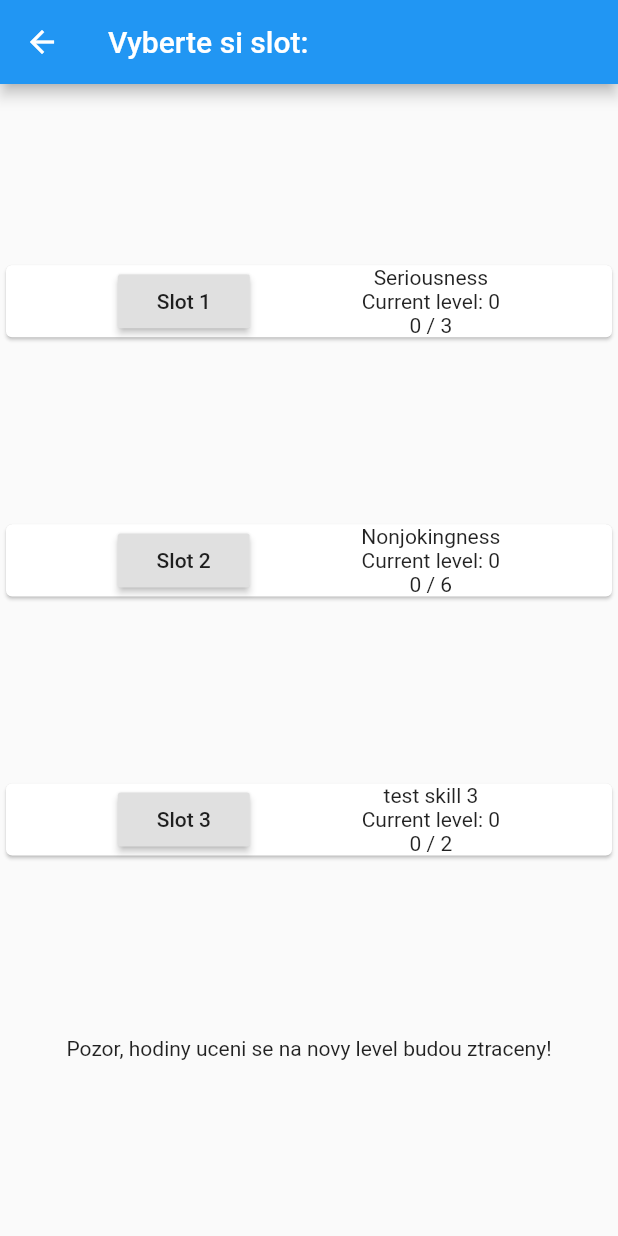
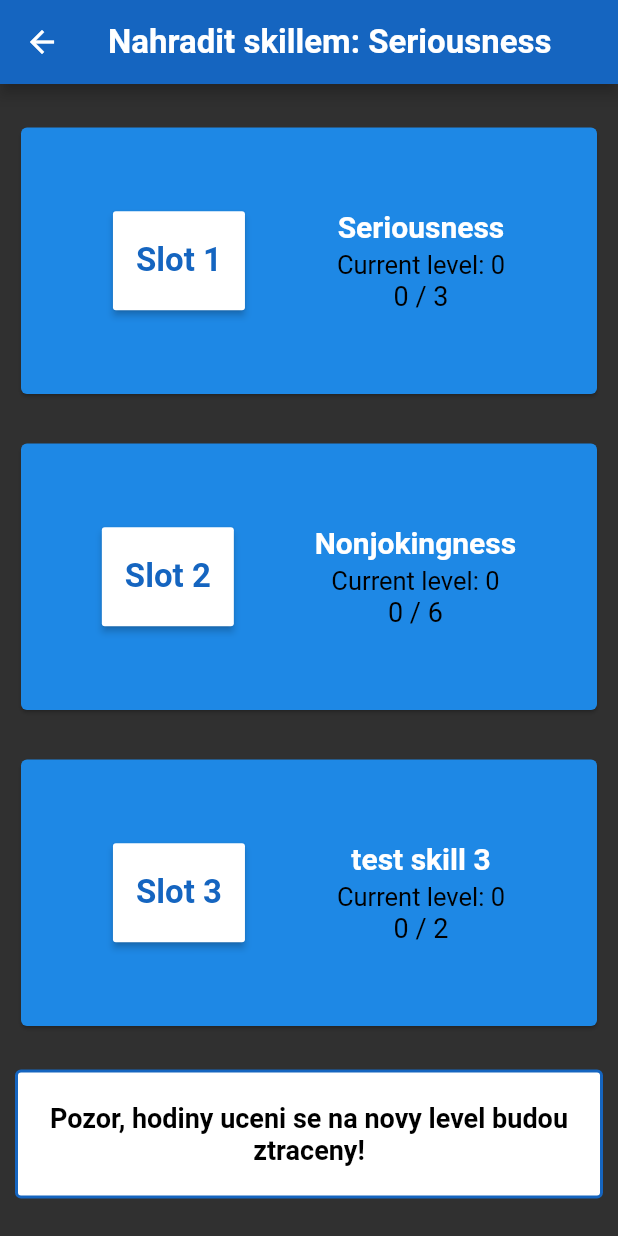
Before and after one commit to sawduststudios/gvp_sim, a Flutter app: the SkillChanger screen opened directly with sample values from the repository, on a phone screen of 412 x 824 dp. Run offline on Flutter 3.47's test engine with Material 2 defaults, Android fonts, the phone set to English and light mode, and no system bars; our stand-ins replace flutter_slidable, moor, moor_flutter; missing offline and left inert: swipedetector; generated files the repository leaves out were written again.

Commit message:
New look

```diff
--- a/lib/SkillChanger.dart
+++ b/lib/SkillChanger.dart
@@ -12,17 +12,32 @@ class SkillChanger extends StatelessWidget {
     return Scaffold(
       appBar: AppBar(
         title: Text(
-          "Vyberte si slot:"
+          "Nahradit skillem: ${(newSkill.name)}",
+          style: TextStyle(fontSize: 22, fontWeight: FontWeight.bold,),
         ),
+        centerTitle: true,
         ),
       body: Column(
-        mainAxisAlignment: MainAxisAlignment.spaceEvenly,
+        mainAxisAlignment: MainAxisAlignment.start,
         crossAxisAlignment: CrossAxisAlignment.center,
         children: <Widget>[
           SlotPreviewButton(activeSlot: 0, newSkill: newSkill,),
           SlotPreviewButton(activeSlot: 1, newSkill: newSkill,),
           SlotPreviewButton(activeSlot: 2, newSkill: newSkill,),
-          Text("Pozor, hodiny uceni se na novy level budou ztraceny!"),
+          Padding(
+            padding: const EdgeInsets.fromLTRB(10.0, 25.0, 10.0, 25.0),
+            child: Container(
+              decoration: BoxDecoration(
+                  borderRadius: BorderRadius.circular(4.0),
+                  border: Border.all(width: 2.0, color: Theme.of(context).primaryColor),
+                  color: Colors.white,
+              ),
+              child: Padding(
+                padding: EdgeInsets.fromLTRB(5.0, 20.0, 5.0, 20.0),
+                child: Text("Pozor, hodiny uceni se na novy level budou ztraceny!", textAlign: TextAlign.center, style: TextStyle(fontWeight: FontWeight.bold),),
+              ),
+            ),
+          ),
         ],
       )
     );
@@ -40,12 +55,19 @@ class SlotPreviewButton extends StatelessWidget {
     final GameData gameData = Provider.of<GameData>(context, listen: false);
     final AppDatabase db = Provider.of<AppDatabase>(context, listen: false);
 
-    return Card(
+    return Expanded(
+      child: Padding(
+        padding: const EdgeInsets.fromLTRB(10.0, 25.0, 10.0, 0.0),
+        child: Card(
+          color: Theme.of(context).accentColor,
           child: Row(
             mainAxisAlignment: MainAxisAlignment.spaceEvenly,
             children: <Widget>[
               RaisedButton(
-            child: Text("Slot ${activeSlot + 1}"),
+                padding: const EdgeInsets.fromLTRB(10.0, 20.0, 10.0, 20.0),
+                color: Colors.white,//Theme.of(context).accentColor,
+                child: Text("Slot ${activeSlot + 1}",
+                    style: TextStyle(fontSize: 22, color: Theme.of(context).primaryColor, fontWeight: FontWeight.bold)),
                 onPressed: () {
                   print("novy skill je ${newSkill.name}, vybran slot $activeSlot");
                   gameData.dailyHours += gameData.activeSkills[activeSlot].currentHours - gameData.alreadyLearned[activeSlot];
@@ -57,18 +79,22 @@ class SlotPreviewButton extends StatelessWidget {
                 },
               ),
               Column(
+                mainAxisAlignment: MainAxisAlignment.center,
                 children:
                   (gameData.activeSkills[activeSlot] == null) ?
                   <Widget>[Text("Tento slot je prazdny")] :
                   <Widget>[
-                Text("${gameData.activeSkills[activeSlot].name}"),
-                Text("Current level: ${gameData.activeSkills[activeSlot].currentLevel}"),
+                    Text("${gameData.activeSkills[activeSlot].name}", style: TextStyle(fontWeight: FontWeight.bold, fontSize: 20, color: Colors.white)),
+                    SizedBox(height: 4,),
+                    Text("Current level: ${gameData.activeSkills[activeSlot].currentLevel}", style: TextStyle(fontSize: 17),),
                     Text("${gameData.activeSkills[activeSlot].currentHours} / "
                         "${gameData.activeSkills[activeSlot].levelUp[gameData.activeSkills[activeSlot].currentLevel]}"),
                   ],
               ),
             ],
           ),
+        ),
+      ),
     );
   }
 }
--- a/lib/gameData.dart
+++ b/lib/gameData.dart
@@ -16,6 +16,7 @@ class GameData with ChangeNotifier {
     'page': "/Encounter",
   };
 
+  bool _isGvpTheme = true;
   int _sleep = 50;
   int _money = 20;
   int _happiness = 50;
@@ -60,6 +61,14 @@ class GameData with ChangeNotifier {
   List<Skill> get activeSkills => _activeSkills;
   int get dailyHours => _dailyHours;
   List<int> get alreadyLearned => _alreadyLearned;
+  bool get isGvpTheme => _isGvpTheme;
+
+  set isGvpTheme(bool newValue) {
+    if (newValue != _isGvpTheme) {
+      _isGvpTheme = newValue;
+      notifyListeners();
+    }
+  }
 
   //todo: Pokud neco klesne pod 0: GAME OVER BITCH
   set sleep(int newValue) {
--- /dev/null
+++ b/lib/theme_stuff/ThemeModel.dart
@@ -0,0 +1,29 @@
+import 'package:flutter/material.dart';
+import 'theme.dart';
+
+enum ThemeType { Light, Dark }
+
+class ThemeModel extends ChangeNotifier {
+  ThemeData currentTheme = gvpTheme;
+  ThemeType _themeType = ThemeType.Dark;
+  //bool isIntranetTheme = false;
+
+  toggleTheme() {
+    if (_themeType == ThemeType.Dark) {
+      currentTheme = intranetTheme;
+      _themeType = ThemeType.Light;
+      return notifyListeners();
+    }
+
+    if (_themeType == ThemeType.Light) {
+      currentTheme = gvpTheme;
+      _themeType = ThemeType.Dark;
+      return notifyListeners();
+    }
+  }
+
+  String  getCurrentTheme () {
+  if (currentTheme == gvpTheme) {return 'gvpTheme';}
+  else {return 'intranetTheme';}}
+
+}
--- /dev/null
+++ b/lib/theme_stuff/theme.dart
@@ -0,0 +1,30 @@
+
+
+import 'package:flutter/material.dart';
+
+ThemeData gvpTheme = ThemeData.dark().copyWith(
+    primaryColor: Colors.blue[800],
+    accentColor: Colors.blue[600],
+    //bottomAppBarColor: Colors.blue[800],
+    backgroundColor: Colors.white,
+    textTheme: TextTheme(
+        title: TextStyle(color: Colors.white),
+        subtitle: TextStyle(color: Colors.blue[800]),
+        body1: TextStyle(color: Colors.black, fontSize: 18)),
+    appBarTheme: AppBarTheme(
+      color: Colors.blue[800],
+    ));
+
+ThemeData intranetTheme = ThemeData.light().copyWith(
+    primaryColor: Colors.orange[800],
+    accentColor: Colors.orange[400],
+    //bottomAppBarColor: Colors.orange[800],
+    backgroundColor: Colors.white,
+    textTheme: TextTheme(
+        title: TextStyle(color: Colors.white),
+        subtitle: TextStyle(color: Colors.orange[800]),
+        body1: TextStyle(color: Colors.black, fontSize: 17)),
+    appBarTheme: AppBarTheme(
+        color: Colors.orange[800],
+        ),
+);
```
Also changed, not shown: lib/EncounterEnd.dart (+9 -16 lines), lib/encounter.dart (+8 -9 lines), lib/homePage.dart (+28 -4 lines), lib/main.dart (+13 -9 lines), lib/profilePage.dart (+12 -7 lines), lib/skill_page.dart (+11 -8 lines). Lines whose indentation alone changed are shown as unchanged.
